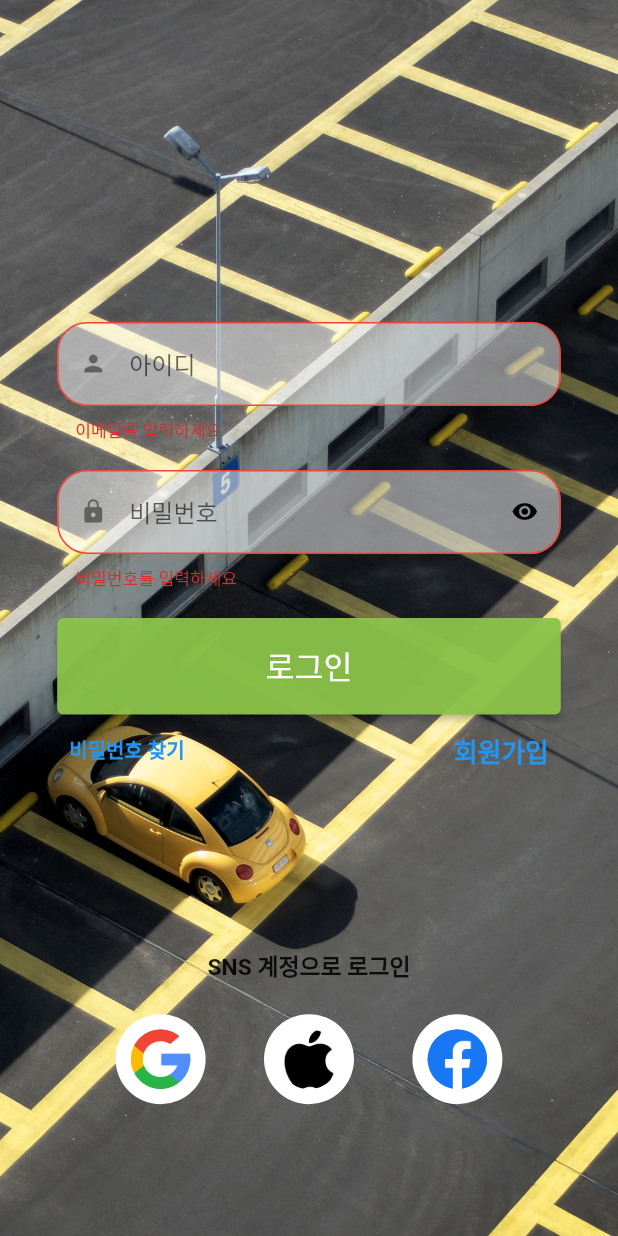
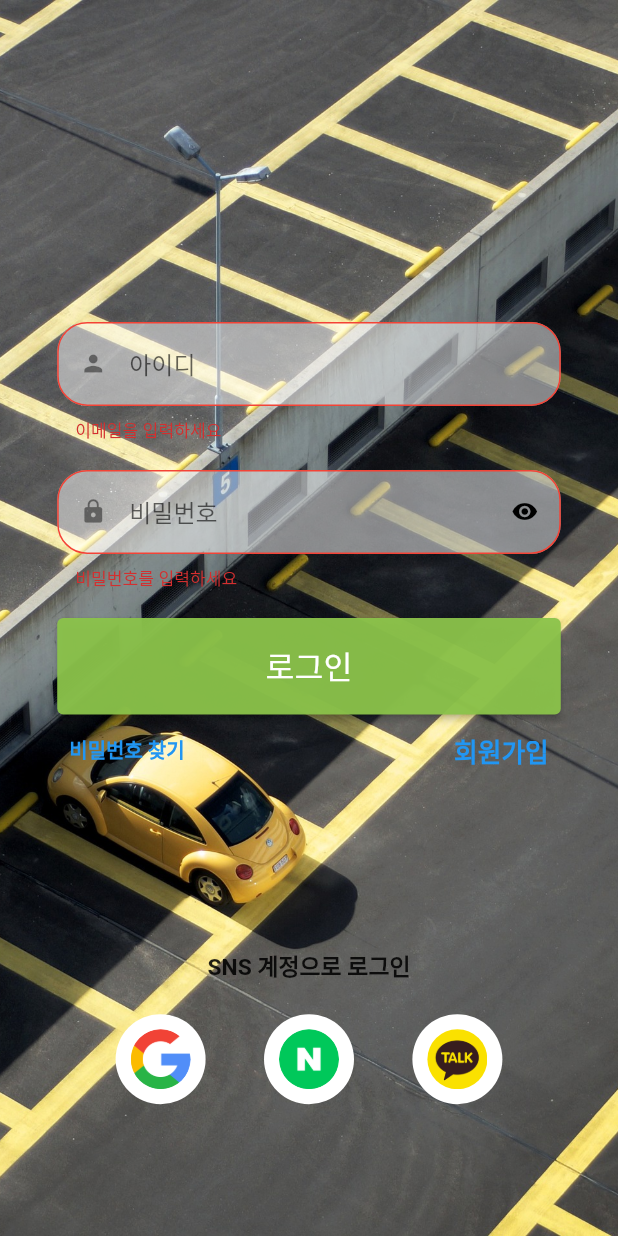
Before and after one commit to song011794/Car-Break, a Flutter app: the screen it shows after launch, after a tap on "로그인", on a phone screen of 412 x 824 dp. Run offline on Flutter 3.47's test engine with Material 2 defaults, Android fonts, the light colour scheme and no system bars; our stand-ins replace firebase_auth, firebase_core, flutter_dotenv, flutter_screenutil, flutter_secure_storage, freezed_annotation and 4 more; missing offline and left inert: flutter_facebook_auth, flutter_web_auth; accounts and stored records are empty; generated files the repository leaves out were written again; network calls fail.

```diff
--- a/lib/controller/login_controller.dart
+++ b/lib/controller/login_controller.dart
@@ -10,6 +10,7 @@ import 'package:uuid/uuid.dart';
 import 'package:vehicle/util/custom_dialog.dart';
 import 'package:flutter_facebook_auth/flutter_facebook_auth.dart';
 import 'package:http/http.dart' as http;
+import '../util/secure_storage.dart';
 
 class LoginController extends GetxController {
   final ValueNotifier<String> idValue = ValueNotifier<String>('');
@@ -78,26 +79,26 @@ class LoginController extends GetxController {
 
     String? jwtToken = await userCredential.user?.getIdToken();
 
-    try {
-      final emailCredential = await FirebaseAuth.instance
-          .createUserWithEmailAndPassword(
-              email: userCredential.user!.email!,
-              password: userCredential.user!.uid);
+    // try {
+    //   final emailCredential = await FirebaseAuth.instance
+    //       .createUserWithEmailAndPassword(
+    //           email: userCredential.user!.email!,
+    //           password: userCredential.user!.uid);
 
-      if (emailCredential.user?.emailVerified ?? false) {
-        Get.toNamed('/home');
-      } else {
-        debugPrint('인증 안됨');
-      }
-    } on FirebaseAuthException catch (e) {
-      if (e.code == 'weak-password') {
-        debugPrint('The password provided is too weak.');
-      } else if (e.code == 'email-already-in-use') {
-        Get.toNamed('/home');
-      }
-    } catch (e) {
-      debugPrint(e.toString());
-    }
+    //   if (emailCredential.user?.emailVerified ?? false) {
+    //     Get.toNamed('/home');
+    //   } else {
+    //     debugPrint('인증 안됨');
+    //   }
+    // } on FirebaseAuthException catch (e) {
+    //   if (e.code == 'weak-password') {
+    //     debugPrint('The password provided is too weak.');
+    //   } else if (e.code == 'email-already-in-use') {
+    //     Get.toNamed('/home');
+    //   }
+    // } catch (e) {
+    //   debugPrint(e.toString());
+    // }
 
     return await FirebaseAuth.instance.signInWithCredential(credential);
   }
@@ -125,7 +126,8 @@ class LoginController extends GetxController {
     return FirebaseAuth.instance.signInWithCredential(facebookAuthCredential);
   }
 
-  Future<UserCredential> signInWithNaver() async {
+  Future<bool> signInWithNaver() async {
+    try {
       final clientState = const Uuid().v4();
       final url = Uri.https('nid.naver.com', '/oauth2.0/authorize', {
         'response_type': 'code',
@@ -154,10 +156,17 @@ class LoginController extends GetxController {
           headers: {"Content-Type": "application/json"},
           body: json.encode({"accessToken": bodys['access_token']}));
 
-    return FirebaseAuth.instance.signInWithCustomToken(response.body);
+      SecretStorage().saveAccessToken(bodys['access_token']);
+
+      await FirebaseAuth.instance.signInWithCustomToken(response.body);
+    } catch (e) {
+      return false;
+    }
+    return true;
   }
 
-  Future<UserCredential> signInWithKaKao() async {
+  Future<bool> signInWithKaKao() async {
+    try {
       final clientState = const Uuid().v4();
       final url = Uri.https('kauth.kakao.com', '/oauth/authorize', {
         'response_type': 'code',
@@ -168,11 +177,8 @@ class LoginController extends GetxController {
         'state': clientState,
       });
 
-    print(url.toString());
-
       final result = await FlutterWebAuth.authenticate(
-        url: url.toString(),
-        callbackUrlScheme: "webauthcallback"); //"applink"//"signinwithapple"
+          url: url.toString(), callbackUrlScheme: "webauthcallback");
       final body = Uri.parse(result).queryParameters;
 
       final tokenUrl = Uri.https('kauth.kakao.com', '/oauth/token', {
@@ -189,8 +195,13 @@ class LoginController extends GetxController {
           headers: {"Content-Type": "application/json"},
           body: json.encode({"accessToken": bodys['access_token']}));
 
-    final aa = FirebaseAuth.instance.signInWithCustomToken(response.body);
+      SecretStorage().saveAccessToken(bodys['access_token']);
 
-    return FirebaseAuth.instance.signInWithCustomToken(response.body);
+      await FirebaseAuth.instance.signInWithCustomToken(response.body);
+
+    } catch (e) {
+      return false;
+    }
+    return true;
   }
 }
--- a/lib/screen/login_screen.dart
+++ b/lib/screen/login_screen.dart
@@ -185,10 +185,16 @@ class LoginScreen extends StatelessWidget {
                   children: [
                     socialLoginButton('lib/images/google_logo.png',
                         controller.signInWithGoogle),
-                    socialLoginButton('lib/images/apple_logo.png',
-                        controller.signInWithNaver),
-                    socialLoginButton('lib/images/facebook_logo.png',
-                        controller.signInWithKaKao),
+                    socialLoginButton('lib/images/naver_logo.png', () async {
+                      if (await controller.signInWithNaver()) {
+                        Get.toNamed('/home');
+                      }
+                    }),
+                    socialLoginButton('lib/images/kakao_logo.png', () async {
+                      if (await controller.signInWithKaKao()) {
+                        Get.toNamed('/home');
+                      }
+                    }),
                   ],
                 )
               ],
--- /dev/null
+++ b/lib/util/secure_storage.dart
@@ -0,0 +1,17 @@
+import 'package:flutter_secure_storage/flutter_secure_storage.dart';
+
+class SecretStorage {
+  // Create storage
+  final _storage = const FlutterSecureStorage(
+      aOptions: AndroidOptions(
+    encryptedSharedPreferences: true,
+  ));
+
+  Future<void> saveAccessToken(String accessToken) async {
+    await _storage.write(key: 'accessToken', value: accessToken);
+  }
+
+  Future<String?> readAccessToken() async {
+    return await _storage.read(key: 'accessToken');
+  }
+}
--- a/pubspec.yaml
+++ b/pubspec.yaml
@@ -61,6 +61,7 @@ dependencies:
   uuid: ^3.0.7
   flutter_web_auth: ^0.5.0
   http: ^0.13.5
+  flutter_secure_storage: ^8.0.0
 
 dev_dependencies:
   flutter_test:
```
Also changed, not shown: lib/controller/home_controller.dart (+44 -11 lines), lib/images/kakao_logo.png (added), lib/images/naver_logo.png (added), pubspec.lock, 1 other file. Lines whose indentation alone changed are shown as unchanged.
